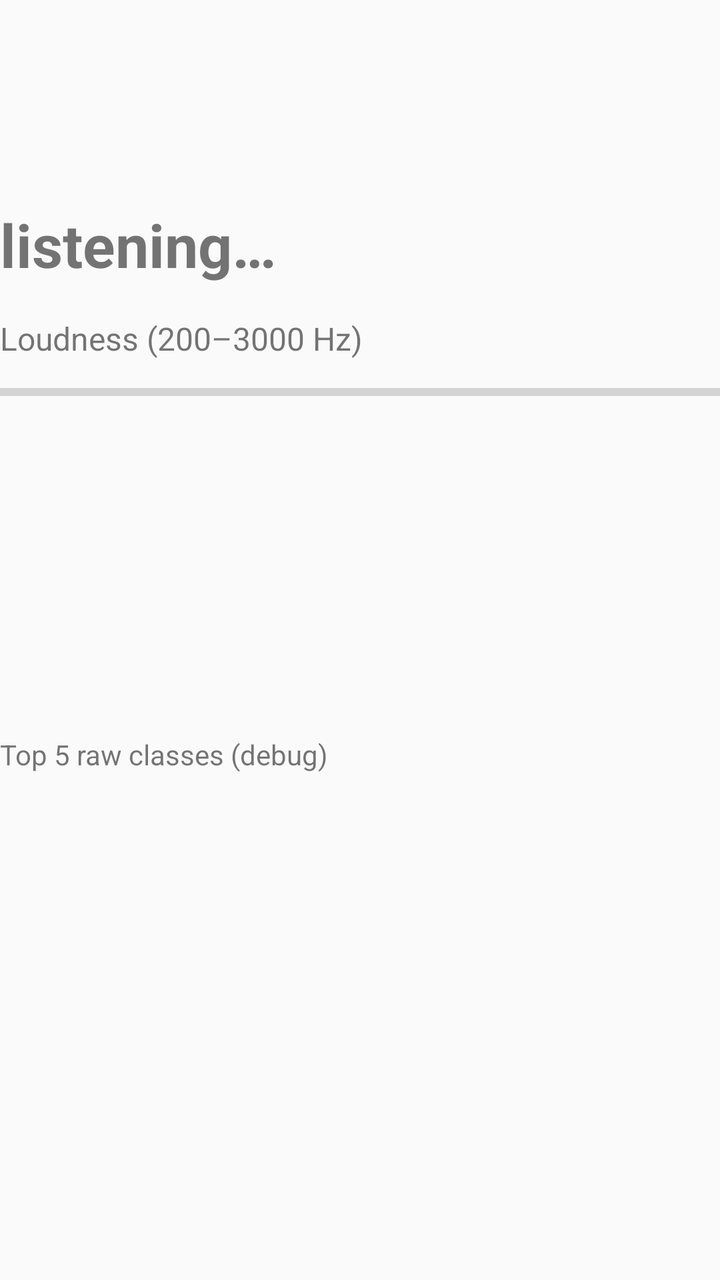
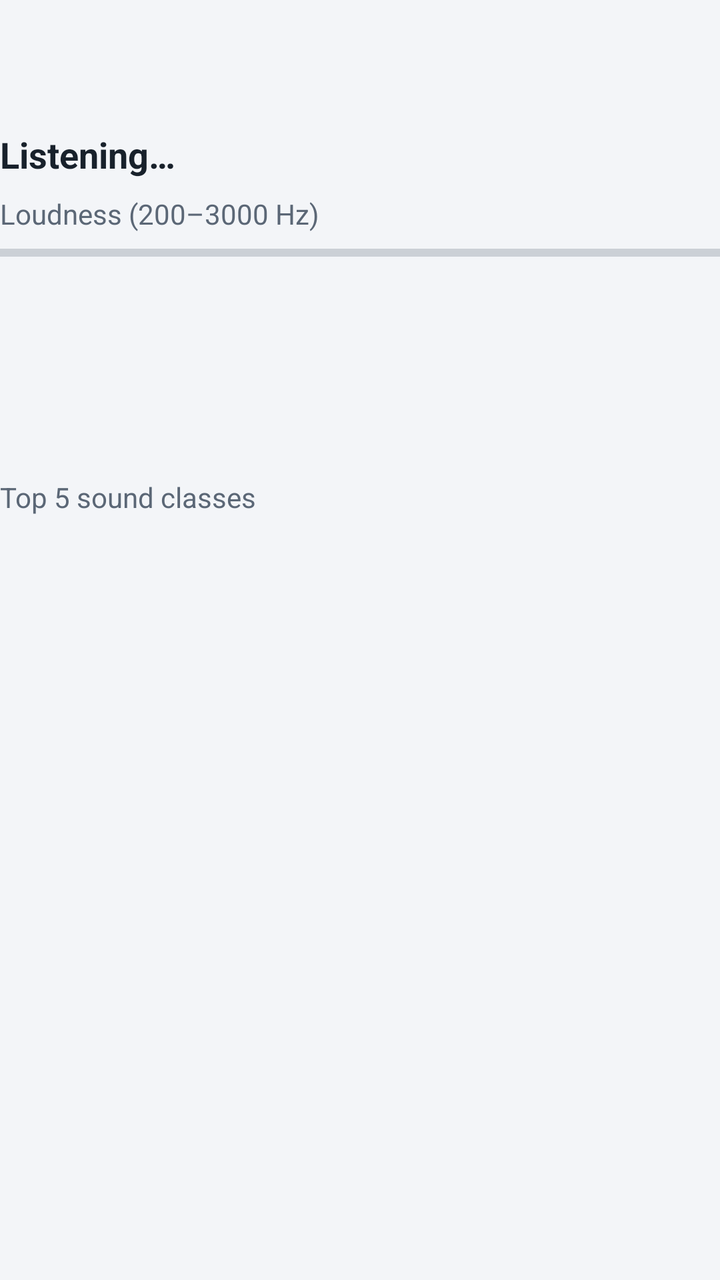

Before-and-after screenshots of an Android layout around one commit, followed by the original layout XML and the change that was made.
<!-- AndroidManifest.xml: application theme Theme.Hush -->
<!-- res/layout/block_sensor.xml -->
<?xml version="1.0" encoding="utf-8"?>
<LinearLayout xmlns:android="http://schemas.android.com/apk/res/android"
    android:layout_width="match_parent"
    android:layout_height="wrap_content"
    android:orientation="vertical">

    <TextView
        android:id="@+id/roleLabel"
        android:layout_width="wrap_content"
        android:layout_height="wrap_content"
        android:textSize="28sp"
        android:textStyle="bold" />

    <TextView
        android:id="@+id/linkStatus"
        android:layout_width="wrap_content"
        android:layout_height="wrap_content"
        android:textSize="16sp"
        android:textStyle="bold" />

    <TextView
        android:id="@+id/sourceLabel"
        android:layout_width="wrap_content"
        android:layout_height="wrap_content"
        android:layout_marginBottom="16dp"
        android:textSize="20sp"
        android:textStyle="bold" />

    <TextView
        android:id="@+id/countdown"
        android:layout_width="match_parent"
        android:layout_height="wrap_content"
        android:gravity="center"
        android:textSize="120sp"
        android:textStyle="bold"
        android:visibility="gone" />

    <TextView
        android:id="@+id/headline"
        android:layout_width="match_parent"
        android:layout_height="wrap_content"
        android:layout_marginBottom="16dp"
        android:text="@string/label_waiting"
        android:textSize="30sp"
        android:textStyle="bold" />

    <TextView
        android:layout_width="wrap_content"
        android:layout_height="wrap_content"
        android:text="@string/loudness"
        android:textSize="16sp" />

    <ProgressBar
        android:id="@+id/rmsBar"
        style="?android:attr/progressBarStyleHorizontal"
        android:layout_width="match_parent"
        android:layout_height="32dp"
        android:max="100"
        android:progress="0" />

    <TextView
        android:id="@+id/rmsText"
        android:layout_width="wrap_content"
        android:layout_height="wrap_content"
        android:layout_marginBottom="16dp"
        android:fontFamily="monospace"
        android:textSize="14sp" />

    <TextView
        android:id="@+id/tapText"
        android:layout_width="wrap_content"
        android:layout_height="wrap_content"
        android:layout_marginBottom="16dp"
        android:fontFamily="monospace"
        android:textSize="18sp"
        android:textStyle="bold" />

    <TextView
        android:id="@+id/accelText"
        android:layout_width="wrap_content"
        android:layout_height="wrap_content"
        android:layout_marginBottom="16dp"
        android:fontFamily="monospace"
        android:textSize="14sp" />

    <TextView
        android:id="@+id/topClass"
        android:layout_width="wrap_content"
        android:layout_height="wrap_content"
        android:layout_marginBottom="16dp"
        android:textSize="22sp"
        android:textStyle="bold" />

    <TextView
        android:layout_width="wrap_content"
        android:layout_height="wrap_content"
        android:text="@string/debug_top5"
        android:textSize="14sp" />

    <TextView
        android:id="@+id/top5"
        android:layout_width="match_parent"
        android:layout_height="wrap_content"
        android:fontFamily="monospace"
        android:textSize="16sp" />
</LinearLayout>
<!-- resources referenced by this layout -->
<resources>
  <string name="debug_top5">Top 5 raw classes (debug)</string>
  <string name="label_waiting">listening…</string>
  <string name="loudness">Loudness (200–3000 Hz)</string>
  <style name="Theme.Hush" parent="Theme.AppCompat.DayNight.NoActionBar" />
</resources>

<!-- the commit's change to res/layout/block_sensor.xml (unified diff, before → after) -->
@@ -8,30 +8,28 @@
         android:id="@+id/roleLabel"
         android:layout_width="wrap_content"
         android:layout_height="wrap_content"
-        android:textSize="28sp"
-        android:textStyle="bold" />
+        style="@style/Hush.Overline" />
 
     <TextView
         android:id="@+id/linkStatus"
-        android:layout_width="wrap_content"
+        android:layout_width="match_parent"
         android:layout_height="wrap_content"
-        android:textSize="16sp"
-        android:textStyle="bold" />
+        android:layout_marginTop="4dp"
+        style="@style/Hush.Mono" />
 
     <TextView
         android:id="@+id/sourceLabel"
-        android:layout_width="wrap_content"
+        android:layout_width="match_parent"
         android:layout_height="wrap_content"
-        android:layout_marginBottom="16dp"
-        android:textSize="20sp"
-        android:textStyle="bold" />
+        style="@style/Hush.Mono" />
 
     <TextView
         android:id="@+id/countdown"
         android:layout_width="match_parent"
         android:layout_height="wrap_content"
         android:gravity="center"
-        android:textSize="120sp"
+        android:textColor="@color/text_secondary"
+        android:textSize="32sp"
         android:textStyle="bold"
         android:visibility="gone" />
 
@@ -39,68 +37,66 @@
         android:id="@+id/headline"
         android:layout_width="match_parent"
         android:layout_height="wrap_content"
-        android:layout_marginBottom="16dp"
+        android:layout_marginTop="8dp"
         android:text="@string/label_waiting"
-        android:textSize="30sp"
+        android:textSize="18sp"
         android:textStyle="bold" />
 
     <TextView
         android:layout_width="wrap_content"
         android:layout_height="wrap_content"
+        android:layout_marginTop="8dp"
         android:text="@string/loudness"
-        android:textSize="16sp" />
+        style="@style/Hush.Caption" />
 
     <ProgressBar
         android:id="@+id/rmsBar"
         style="?android:attr/progressBarStyleHorizontal"
         android:layout_width="match_parent"
-        android:layout_height="32dp"
+        android:layout_height="12dp"
+        android:layout_marginTop="4dp"
         android:max="100"
-        android:progress="0" />
+        android:progress="0"
+        android:progressTint="@color/primary" />
 
     <TextView
         android:id="@+id/rmsText"
-        android:layout_width="wrap_content"
+        android:layout_width="match_parent"
         android:layout_height="wrap_content"
-        android:layout_marginBottom="16dp"
-        android:fontFamily="monospace"
-        android:textSize="14sp" />
+        android:layout_marginTop="4dp"
+        style="@style/Hush.Mono" />
 
     <TextView
         android:id="@+id/tapText"
-        android:layout_width="wrap_content"
+        android:layout_width="match_parent"
         android:layout_height="wrap_content"
-        android:layout_marginBottom="16dp"
-        android:fontFamily="monospace"
-        android:textSize="18sp"
-        android:textStyle="bold" />
+        android:layout_marginTop="8dp"
+        style="@style/Hush.Mono" />
 
     <TextView
         android:id="@+id/accelText"
-        android:layout_width="wrap_content"
+        android:layout_width="match_parent"
         android:layout_height="wrap_content"
-        android:layout_marginBottom="16dp"
-        android:fontFamily="monospace"
-        android:textSize="14sp" />
+        android:layout_marginTop="8dp"
+        style="@style/Hush.Mono" />
 
     <TextView
         android:id="@+id/topClass"
-        android:layout_width="wrap_content"
+        android:layout_width="match_parent"
         android:layout_height="wrap_content"
-        android:layout_marginBottom="16dp"
-        android:textSize="22sp"
-        android:textStyle="bold" />
+        android:layout_marginTop="8dp"
+        style="@style/Hush.Mono" />
 
     <TextView
         android:layout_width="wrap_content"
         android:layout_height="wrap_content"
+        android:layout_marginTop="8dp"
         android:text="@string/debug_top5"
-        android:textSize="14sp" />
+        style="@style/Hush.Caption" />
 
     <TextView
         android:id="@+id/top5"
         android:layout_width="match_parent"
         android:layout_height="wrap_content"
-        android:fontFamily="monospace"
-        android:textSize="16sp" />
+        style="@style/Hush.Mono" />
 </LinearLayout>
<!-- resource entries referenced after the edit -->
@@ -1,8 +1,70 @@
 <!-- resources referenced by this layout -->
 <resources>
-  <string name="debug_top5">Top 5 raw classes (debug)</string>
-  <string name="label_waiting">listening…</string>
+  <color name="primary">#1F5FAE</color>
+  <color name="text_secondary">#5B6776</color>
+  <string name="debug_top5">Top 5 sound classes</string>
+  <string name="label_waiting">Listening…</string>
   <string name="loudness">Loudness (200–3000 Hz)</string>
-  <style name="Theme.Hush" parent="Theme.AppCompat.DayNight.NoActionBar" />
+  <style name="Hush.Caption" parent="">
+          <item name="android:textSize">14sp</item>
+          <item name="android:textColor">@color/text_secondary</item>
+          <item name="android:lineSpacingExtra">2dp</item>
+      </style>
+  <style name="Hush.Mono" parent="">
+          <item name="android:textSize">13sp</item>
+          <item name="android:textColor">@color/text_secondary</item>
+          <item name="android:fontFamily">monospace</item>
+      </style>
+  <style name="Hush.Overline" parent="">
+          <item name="android:textSize">13sp</item>
+          <item name="android:textColor">@color/text_secondary</item>
+          <item name="android:fontFamily">sans-serif-medium</item>
+          <item name="android:letterSpacing">0.06</item>
+          <item name="android:textAllCaps">true</item>
+      </style>
+  <style name="Theme.Hush" parent="Theme.AppCompat.Light.NoActionBar">
+          <item name="colorPrimary">@color/primary</item>
+          <item name="colorPrimaryDark">@color/bg</item>
+          <item name="colorAccent">@color/primary</item>
+          <item name="colorControlActivated">@color/primary</item>
+          <item name="android:windowBackground">@color/bg</item>
+          <item name="android:statusBarColor">@color/bg</item>
+          <item name="android:navigationBarColor">@color/bg</item>
+          <item name="android:windowLightStatusBar">true</item>
+          <item name="android:windowLightNavigationBar">true</item>
+          <item name="android:textColorPrimary">@color/text</item>
+          <item name="android:textColorSecondary">@color/text_secondary</item>
+          <item name="android:textColor">@color/text</item>
+          <item name="buttonStyle">@style/Widget.Hush.Button</item>
+          <item name="android:buttonStyle">@style/Widget.Hush.Button</item>
+      </style>
+  <color name="bg">#F3F5F8</color>
+  <color name="text">#18212B</color>
+  <style name="Widget.Hush.Button" parent="Widget.AppCompat.Button">
+          <item name="android:background">@drawable/btn_secondary</item>
+          <item name="android:textColor">@color/btn_text_secondary</item>
+          <item name="android:textAllCaps">false</item>
+          <item name="android:textSize">16sp</item>
+          <item name="android:fontFamily">sans-serif-medium</item>
+          <item name="android:minHeight">52dp</item>
+          <item name="android:paddingStart">16dp</item>
+          <item name="android:paddingEnd">16dp</item>
+          <item name="android:stateListAnimator">@null</item>
+      </style>
+  <!-- drawable btn_secondary (drawable) -->
+  <?xml version="1.0" encoding="utf-8"?>
+  <selector xmlns:android="http://schemas.android.com/apk/res/android">
+      <item android:state_enabled="false">
+          <shape android:shape="rectangle"><solid android:color="@color/surface_muted" /><corners android:radius="14dp" /></shape>
+      </item>
+      <item android:state_pressed="true">
+          <shape android:shape="rectangle"><solid android:color="@color/outline" /><corners android:radius="14dp" /></shape>
+      </item>
+      <item>
+          <shape android:shape="rectangle"><solid android:color="@color/surface_muted" /><corners android:radius="14dp" /></shape>
+      </item>
+  </selector>
+  <color name="surface_muted">#EDF0F4</color>
+  <color name="outline">#DDE2E8</color>
 </resources>
 
